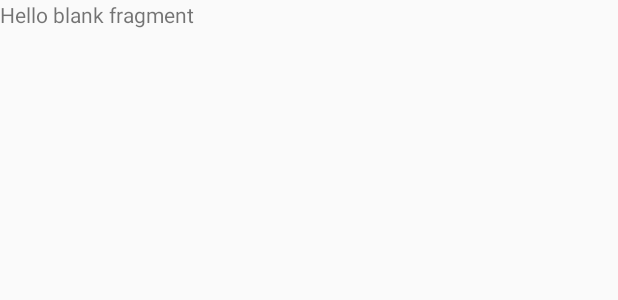
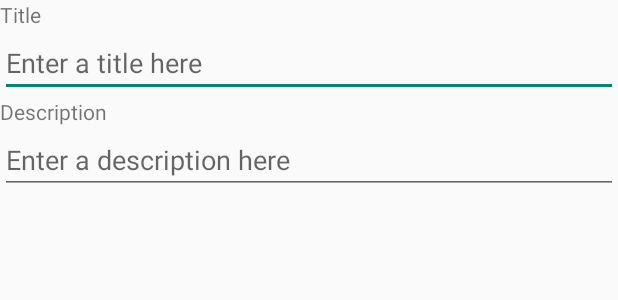
Before and after one commit to calblueprint/ff, an Android app: the layout fragment_title.xml on its own in the app's theme, with its tools: preview values and no code run, on a phone screen of 412 x 824 dp. Shown: the top 300 px of the screen. Run offline under Robolectric (Android 15) with nearby library versions, the phone set to English and light mode, and no system bars.

Commit message:
added layout file for title page -- super basic right now

```diff
--- a/ff-android/ff-android/src/main/res/layout/fragment_title.xml
+++ b/ff-android/ff-android/src/main/res/layout/fragment_title.xml
@@ -1,13 +1,32 @@
-<FrameLayout xmlns:android="http://schemas.android.com/apk/res/android"
+<LinearLayout xmlns:android="http://schemas.android.com/apk/res/android"
     xmlns:tools="http://schemas.android.com/tools"
     android:layout_width="match_parent"
     android:layout_height="match_parent"
+    android:orientation="vertical"
     tools:context="com.blueprint.ffandroid.TitleFragment">
 
-    <!-- TODO: Update blank fragment layout -->
+
     <TextView
         android:layout_width="match_parent"
-        android:layout_height="match_parent"
-        android:text="@string/hello_blank_fragment" />
+        android:layout_height="wrap_content"
+        android:text="Title"/>
 
-</FrameLayout>
+    <EditText
+        android:layout_width="match_parent"
+        android:layout_height="wrap_content"
+        android:id="@+id/donation_title"
+        android:hint="Enter a title here" />
+
+    <TextView
+        android:layout_width="match_parent"
+        android:layout_height="wrap_content"
+        android:text="Description"/>
+
+    <EditText
+        android:layout_width="match_parent"
+        android:layout_height="wrap_content"
+        android:id="@+id/donation_description"
+        android:hint="Enter a description here"/>
+
+
+</LinearLayout>
```
